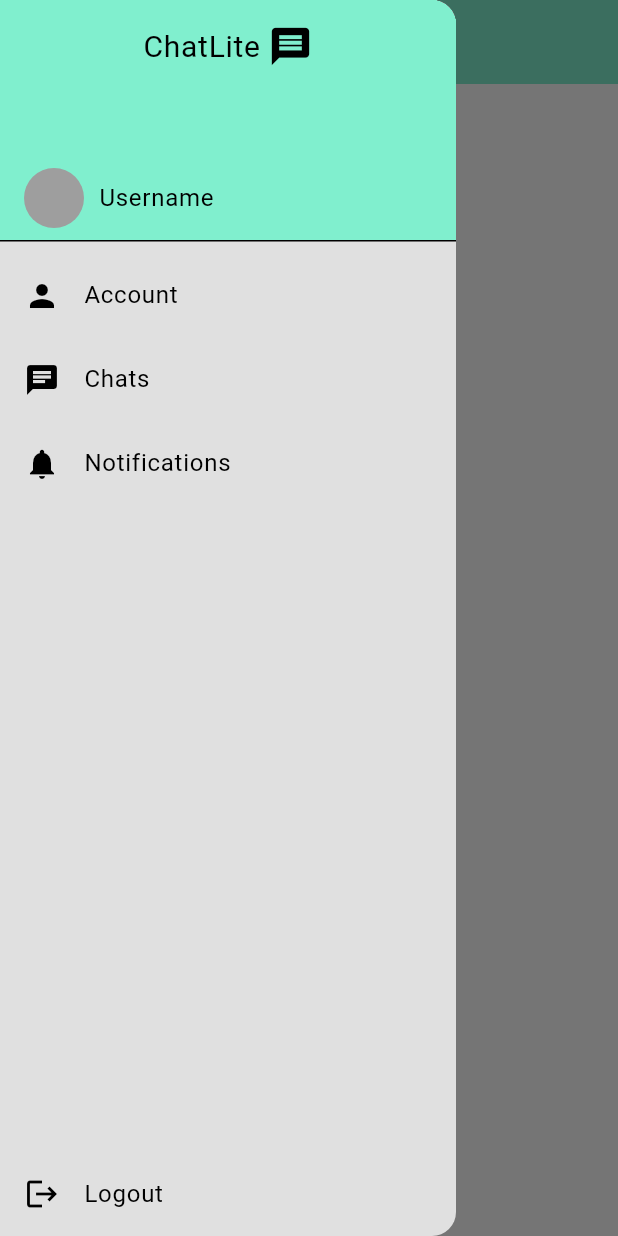
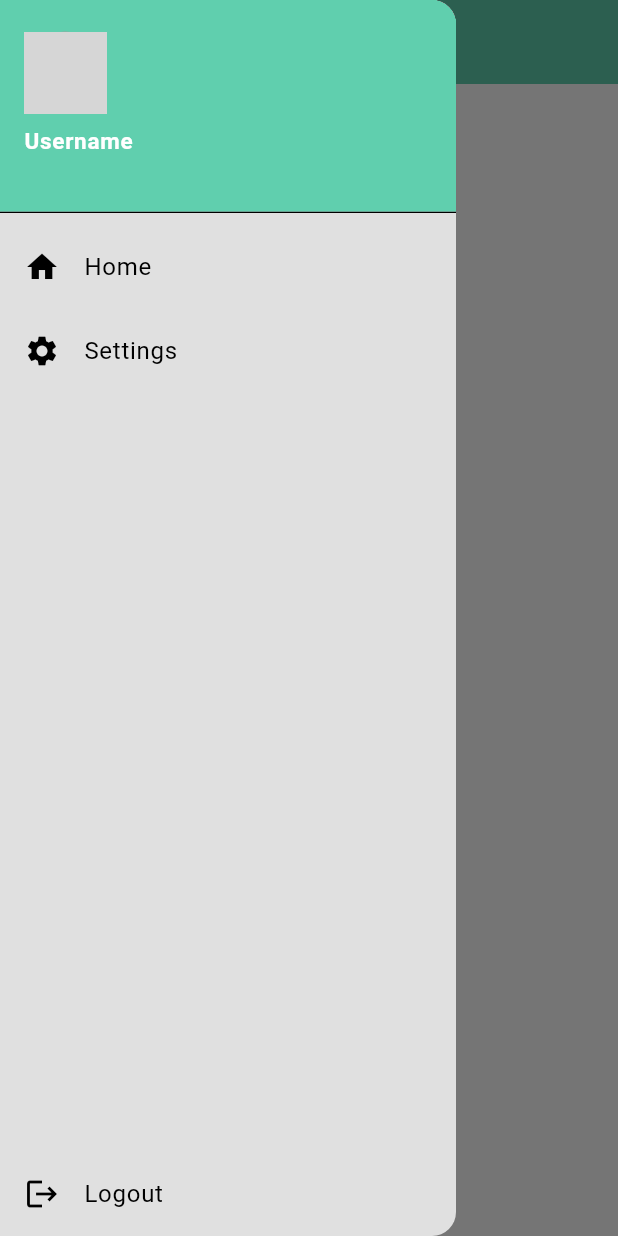
Before and after one commit to DenisGrudin1n/ChatApp, a Flutter app: the screen it shows once a user with an empty profile is signed in, with the side drawer open, on a phone screen of 412 x 824 dp. Run offline on Flutter 3.47's test engine with Material 3 defaults, Android fonts, the phone set to English and light mode, and no system bars; our stand-ins replace firebase_auth, firebase_core; accounts and stored records are empty; network calls fail; grey boxes are pictures that could not be loaded.

Commit message:
upd: small drawer upd

```diff
--- a/lib/components/my_drawer.dart
+++ b/lib/components/my_drawer.dart
@@ -30,57 +30,46 @@ class MyDrawer extends StatelessWidget {
     return Drawer(
       backgroundColor: Theme.of(context).colorScheme.background,
       child: Column(
-        mainAxisAlignment: MainAxisAlignment.spaceBetween,
         children: [
-          DrawerHeader(
+          SizedBox(
+            height: 150,
+            width: 320,
+            child: DrawerHeader(
               decoration: const BoxDecoration(color: lightBlue),
               child: Column(
-              mainAxisAlignment: MainAxisAlignment.center,
+                crossAxisAlignment: CrossAxisAlignment.start,
                 children: [
-                Row(
-                  mainAxisAlignment: MainAxisAlignment.center,
-                  children: [
-                    const Text(
-                      "ChatLite",
-                      style: TextStyle(fontSize: 20),
+                  const Padding(
+                    padding: EdgeInsets.only(top: 5),
+                    child: CircleAvatar(
+                      radius: 27.5,
+                      backgroundImage: NetworkImage(
+                          'https://cdn.iconscout.com/icon/free/png-256/free-avatar-370-456322.png?f=webp'),
                     ),
-                    const SizedBox(
-                      width: 5,
                   ),
-                    Icon(
-                      Icons.message,
-                      size: 30,
-                      color: Theme.of(context).colorScheme.secondary,
+                  const SizedBox(height: 7.5),
+                  Text(
+                    "Username",
+                    style: TextStyle(
+                        color: Theme.of(context).colorScheme.tertiary,
+                        fontWeight: mediumFontWeight,
+                        fontSize: 15),
                   ),
-                  ],
-                ),
-                const Expanded(
-                  child: Align(
-                    alignment: Alignment.bottomLeft,
-                    child: Row(
-                      crossAxisAlignment: CrossAxisAlignment.center,
-                      children: [
-                        CircleAvatar(),
-                        SizedBox(width: 10),
-                        Text("Username"),
                 ],
               ),
             ),
           ),
-              ],
-            ),
+          const ListTile(
+            title: Text("Home"),
+            leading: Icon(Icons.home),
           ),
           const ListTile(
-            title: Text("Account"),
-            leading: Icon(Icons.person),
+            title: Text(
+              "Settings",
             ),
-          const ListTile(
-            title: Text("Chats"),
-            leading: Icon(Icons.chat),
+            leading: Icon(
+              Icons.settings,
             ),
-          const ListTile(
-            title: Text("Notifications"),
-            leading: Icon(Icons.notifications),
           ),
           Expanded(
             child: Align(
--- /dev/null
+++ b/lib/components/my_home_appbar.dart
@@ -0,0 +1,31 @@
+import 'package:chatapp/constants/constants.dart';
+import 'package:flutter/material.dart';
+
+class MyHomeAppbar extends StatelessWidget implements PreferredSizeWidget {
+  const MyHomeAppbar({super.key});
+
+  @override
+  Widget build(BuildContext context) {
+    return AppBar(
+      title: Row(
+        children: [
+          Text(
+            "ChatLite",
+            style: TextStyle(
+                fontSize: 20,
+                fontWeight: mediumFontWeight,
+                color: Theme.of(context).colorScheme.tertiary),
+          ),
+          const SizedBox(
+            width: 5,
+          ),
+        ],
+      ),
+      backgroundColor: lightBlue,
+      iconTheme: IconThemeData(color: Theme.of(context).colorScheme.tertiary),
+    );
+  }
+
+  @override
+  Size get preferredSize => const Size.fromHeight(kToolbarHeight);
+}
--- a/lib/constants/constants.dart
+++ b/lib/constants/constants.dart
@@ -2,7 +2,7 @@ import 'package:flutter/material.dart';
 
 const Color kBlack = Colors.black;
 const Color kWhite = Colors.white;
-const Color lightBlue = Color.fromARGB(255, 128, 239, 206);
+const Color lightBlue = Color.fromARGB(255, 96, 207, 174);
 const Color lightPurple = Color.fromARGB(255, 189, 169, 228);
 
 const FontWeight mediumFontWeight = FontWeight.w600;
--- a/lib/views/pages/home_page.dart
+++ b/lib/views/pages/home_page.dart
@@ -1,5 +1,5 @@
 import 'package:chatapp/components/my_drawer.dart';
-import 'package:chatapp/constants/constants.dart';
+import 'package:chatapp/components/my_home_appbar.dart';
 import 'package:flutter/material.dart';
 
 class HomePage extends StatelessWidget {
@@ -7,12 +7,9 @@ class HomePage extends StatelessWidget {
 
   @override
   Widget build(BuildContext context) {
-    return Scaffold(
-      appBar: AppBar(
-        title: const Text("Home"),
-        backgroundColor: lightBlue,
-      ),
-      drawer: const MyDrawer(),
+    return const Scaffold(
+      appBar: MyHomeAppbar(),
+      drawer: MyDrawer(),
     );
   }
 }
```
Lines whose indentation alone changed are shown as unchanged.
